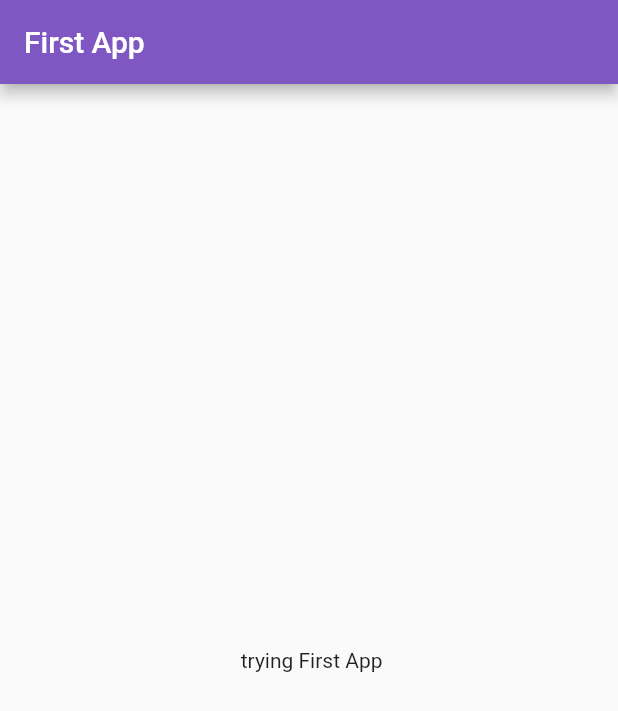
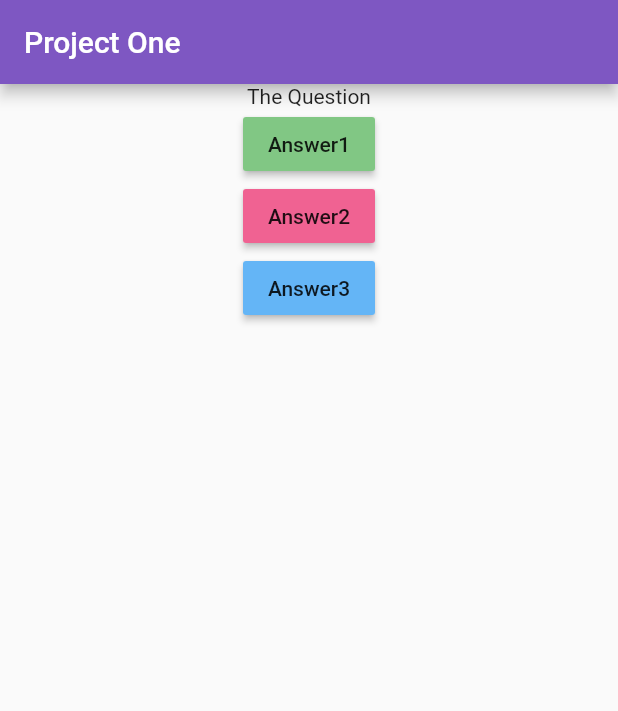
Before and after one commit to ETNINJA/learning, a Flutter app: the screen it shows after launch, on a phone screen of 412 x 824 dp. Shown: the top 711 px of the screen. Run offline on Flutter 3.47's test engine with Material 2 defaults, Android fonts, the phone set to English and light mode, and no system bars.

Commit message:
questions and Dart readMe

```diff
--- a/app_1/lib/main.dart
+++ b/app_1/lib/main.dart
@@ -6,15 +6,16 @@ import 'myTheme.dart';
 void main() {
   runApp(MyApp());
 }
+// void main() => runApp(MyApp())
 
 class MyApp extends StatelessWidget {
   // This widget is the root of your application.
   @override
   Widget build(BuildContext context) {
     return MaterialApp(
-      title: 'Flutter Demo',
+      //title: 'Flutter Demo',
       theme: myTheme,
-      home: Homepage(),
+      home: Homepage(), // Scaffold()
       debugShowCheckedModeBanner: false,
     );
   }
--- a/app_1/lib/screens/homepage.dart
+++ b/app_1/lib/screens/homepage.dart
@@ -1,14 +1,38 @@
 import 'package:flutter/material.dart';
 
 class Homepage extends StatelessWidget {
+  void answerQuestion() {
+    print('Answer Chosen!');
+  }
+
   @override
   Widget build(BuildContext context) {
+    var questions = [
+      'What\'s your favourite Colour?',
+      'What\'s  your favourite animal?'
+    ];
     return Scaffold(
       appBar: AppBar(
-        title: Text('First App'),
+        title: Text('Project One'),
       ),
       body: Center(
-        child: Text(' trying First App'),
+        child: Column(
+          children: [
+            Text('The Question'),
+            RaisedButton(
+                child: Text('Answer1'),
+                onPressed: answerQuestion, // pointer
+                color: Colors.green[300]),
+            RaisedButton(
+                child: Text('Answer2'),
+                onPressed: answerQuestion,
+                color: Colors.pink[300]),
+            RaisedButton(
+                child: Text('Answer3'),
+                onPressed: answerQuestion,
+                color: Colors.blue[300]),
+          ],
+        ),
       ),
     );
   }
```
Also changed, not shown: 1 other file.
